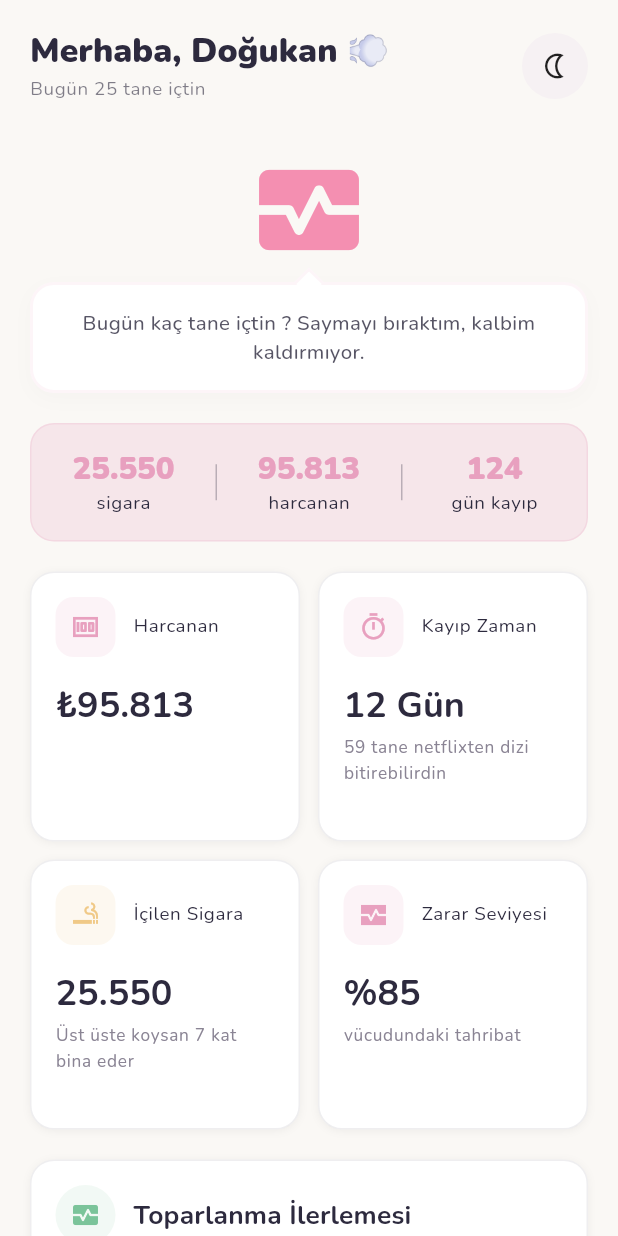
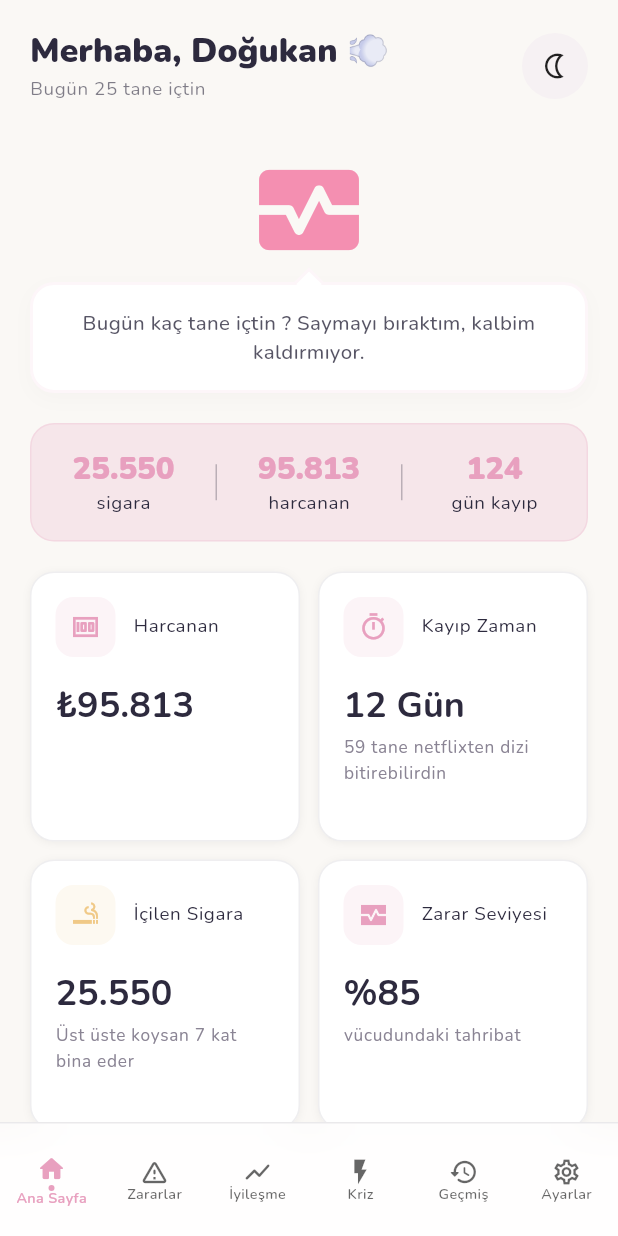
Before and after one commit to dogualagoz/luno-quit-smoking-app, a Flutter app: the screen it shows after launch, on a phone screen of 412 x 824 dp. Run offline on Flutter 3.47's test engine with Material 3 defaults, Android fonts, the phone set to English and light mode, and no system bars; our stand-ins replace go_router, google_fonts.

Commit message:
feat(ui): implement bottom navigation shell and finalize dashboard ui - implemented 6-tab MainShell with blur effect and dot indicators - added RecoveryProgress and QuoteCard to dashboard - updated routing with StatefulShellRoute for state persistence - optimized MainScreen layout and fixed UI overflow issues

```diff
--- a/lib/core/router/app_router.dart
+++ b/lib/core/router/app_router.dart
@@ -1,35 +1,93 @@
 import 'package:flutter/material.dart';
 import 'package:go_router/go_router.dart';
 import 'package:luno_quit_smoking_app/features/main/presentation/main_screen.dart';
+import 'package:luno_quit_smoking_app/core/widgets/main_shell.dart';
 
 class AppRouter {
   // Sayfa isimleriin (adreslerini tanımlıyoruz)
 
   // Ana sayfanın adresi
   static const String root = '/';
-
+  static const String damage = '/damage';
+  static const String recovery = '/recovery';
+  static const String crisis = '/crisis';
+  static const String history = '/history';
   static const String settings = '/settings';
 
   // router ayarlarını yapıyoruz
   static final router = GoRouter(
-
     // uygulama ilk açıldığında hangi adrese gidecek ?
     initialLocation: root, //
     routes: [
       // Ana sayfa tanımı
-      GoRoute(
-        path: root,
-        builder: (context, state) => const MainScreen()
-        )
-      ,
-
-      // Ayarlar sayfası
-      GoRoute(
-        path: settings,
-        builder: (context, state) => const Scaffold(
-          body: Center(child: Text('Settings'))
-        )
-      )
-    ]
+      StatefulShellRoute.indexedStack(
+        builder: (context, state, navigationShell) {
+          return MainShell(navigationShell: navigationShell);
+        },
+        branches: [
+          StatefulShellBranch(
+            routes: [
+              GoRoute(
+                path: root,
+                builder: (context, state) => const MainScreen(),
+              ),
+            ],
+          ),
+          StatefulShellBranch(
+            routes: [
+              GoRoute(
+                path: root,
+                builder: (context, state) =>
+                    const _PlaceholderScreen(title: "Zararlar"),
+              ),
+            ],
+          ),
+          StatefulShellBranch(
+            routes: [
+              GoRoute(
+                path: root,
+                builder: (context, state) =>
+                    const _PlaceholderScreen(title: "İyileşme"),
+              ),
+            ],
+          ),
+          StatefulShellBranch(
+            routes: [
+              GoRoute(
+                path: root,
+                builder: (context, state) =>
+                    const _PlaceholderScreen(title: "Kriz"),
+              ),
+            ],
+          ),
+          StatefulShellBranch(
+            routes: [
+              GoRoute(
+                path: root,
+                builder: (context, state) =>
+                    const _PlaceholderScreen(title: "Geçmiş"),
+              ),
+            ],
+          ),
+          StatefulShellBranch(
+            routes: [
+              GoRoute(
+                path: settings,
+                builder: (context, state) =>
+                    const _PlaceholderScreen(title: "Ayarlar"),
+              ),
+            ],
+          ),
+        ],
+      ),
+    ],
   );
 }
+
+class _PlaceholderScreen extends StatelessWidget {
+  final String title;
+  const _PlaceholderScreen({required this.title});
+  @override
+  Widget build(BuildContext context) =>
+      Scaffold(body: Center(child: Text(title)));
+}
--- /dev/null
+++ b/lib/core/widgets/main_shell.dart
@@ -0,0 +1,122 @@
+// lib/core/widgets/main_shell.dart
+import 'dart:ui';
+import 'package:flutter/material.dart';
+import 'package:go_router/go_router.dart';
+import 'package:luno_quit_smoking_app/core/theme/app_text_styles.dart';
+
+class MainShell extends StatelessWidget {
+  final StatefulNavigationShell navigationShell;
+  const MainShell({super.key, required this.navigationShell});
+
+  @override
+  Widget build(BuildContext context) {
+    final theme = Theme.of(context);
+    final colorScheme = theme.colorScheme;
+    final bottomPadding = MediaQuery.of(context).padding.bottom;
+
+    return Scaffold(
+      body: navigationShell,
+      extendBody: true,
+      bottomNavigationBar: Container(
+        // Yüksekliği güvenli bir sınıra (64px + alt pay) çekiyoruz
+        height: 64 + (bottomPadding > 0 ? bottomPadding * 0.5 : 12),
+        decoration: BoxDecoration(
+          color: colorScheme.surface.withValues(alpha: 0.92),
+          border: Border(
+            top: BorderSide(
+              color: colorScheme.outline.withValues(alpha: 0.1),
+              width: 1,
+            ),
+          ),
+        ),
+        child: ClipRect(
+          child: BackdropFilter(
+            filter: ImageFilter.blur(sigmaX: 15, sigmaY: 15),
+            child: Theme(
+              data: theme.copyWith(
+                splashColor: Colors.transparent,
+                highlightColor: Colors.transparent,
+              ),
+              child: BottomNavigationBar(
+                currentIndex: navigationShell.currentIndex,
+                onTap: (index) => navigationShell.goBranch(index),
+                type: BottomNavigationBarType.fixed,
+                backgroundColor: Colors.transparent,
+                elevation: 0,
+                iconSize: 20,
+                selectedItemColor: colorScheme.primary,
+                unselectedItemColor: theme.hintColor,
+                selectedLabelStyle: AppTextStyles.navLabel.copyWith(
+                  fontSize: 9.6,
+                  height: 1.0, // Yazının dikeyde yer kaplamasını önlüyoruz
+                ),
+                unselectedLabelStyle: AppTextStyles.navLabel.copyWith(
+                  fontSize: 9.6,
+                  height: 1.0,
+                ),
+                items: [
+                  _buildNavItem(
+                    Icons.home_outlined,
+                    Icons.home_rounded,
+                    "Ana Sayfa",
+                  ),
+                  _buildNavItem(
+                    Icons.warning_amber_rounded,
+                    Icons.warning_rounded,
+                    "Zararlar",
+                  ),
+                  _buildNavItem(
+                    Icons.show_chart_rounded,
+                    Icons.insert_chart_rounded,
+                    "İyileşme",
+                  ),
+                  _buildNavItem(
+                    Icons.flash_on_outlined,
+                    Icons.flash_on_rounded,
+                    "Kriz",
+                  ),
+                  _buildNavItem(
+                    Icons.history_rounded,
+                    Icons.history_toggle_off_rounded,
+                    "Geçmiş",
+                  ),
+                  _buildNavItem(
+                    Icons.settings_outlined,
+                    Icons.settings_rounded,
+                    "Ayarlar",
+                  ),
+                ],
+              ),
+            ),
+          ),
+        ),
+      ),
+    );
+  }
+
+  BottomNavigationBarItem _buildNavItem(
+    IconData icon,
+    IconData activeIcon,
+    String label,
+  ) {
+    return BottomNavigationBarItem(
+      icon: Icon(icon),
+      activeIcon: Column(
+        mainAxisSize: MainAxisSize.min,
+        children: [
+          Icon(activeIcon),
+          const SizedBox(height: 1),
+          Container(
+            width: 4,
+            height: 4,
+            decoration: const BoxDecoration(
+              color: Color(0xFFE8A0BF),
+              shape: BoxShape.circle,
+            ),
+          ),
+        ],
+      ),
+      label: label,
+    );
+  }
+}
--- a/lib/core/widgets/quote_card.dart
+++ b/lib/core/widgets/quote_card.dart
@@ -15,7 +15,7 @@ class QuoteCard extends StatelessWidget {
     final textTheme = theme.textTheme;
 
     return LunoCard(
-      color: colorScheme.primary.withOpacity(0.08), // Hafif pembe/vurgu rengi
+      color: colorScheme.primary.withValues(alpha: 0.08),
       padding: AppSpacing.cardPadding,
       child: Column(
         crossAxisAlignment: CrossAxisAlignment.start,
@@ -24,7 +24,7 @@ class QuoteCard extends StatelessWidget {
             '"$quote"',
             style: textTheme.bodyMedium?.copyWith(
               fontStyle: FontStyle.italic,
-              color: colorScheme.onSurface.withOpacity(0.8),
+              color: colorScheme.onSurface.withValues(alpha: 0.8),
               height: 1.5,
             ),
           ),
@@ -32,7 +32,7 @@ class QuoteCard extends StatelessWidget {
           Text(
             "— $author",
             style: textTheme.labelSmall?.copyWith(
-              color: colorScheme.onSurface.withOpacity(0.5),
+              color: colorScheme.onSurface.withValues(alpha: 0.5),
               fontWeight: FontWeight.w600,
             ),
           ),
--- a/lib/core/widgets/recovery_progress.dart
+++ b/lib/core/widgets/recovery_progress.dart
@@ -36,7 +36,7 @@ class RecoveryProgress extends StatelessWidget {
               Container(
                 padding: AppSpacing.iconPadding,
                 decoration: BoxDecoration(
-                  color: colors.first.withOpacity(0.15),
+                  color: colors.first.withValues(alpha: 0.15),
                   shape: BoxShape.circle,
                 ),
                 child: Icon(
@@ -56,7 +56,7 @@ class RecoveryProgress extends StatelessWidget {
                 height: 12,
                 width: double.infinity,
                 decoration: BoxDecoration(
-                  color: colorScheme.secondary.withOpacity(0.3),
+                  color: colorScheme.secondary.withValues(alpha: 0.3),
                   borderRadius: AppRadius.progressBar,
                 ),
               ),
--- a/lib/core/widgets/speech_bubble.dart
+++ b/lib/core/widgets/speech_bubble.dart
@@ -22,12 +22,12 @@ class SpeechBubble extends StatelessWidget {
               color: colorScheme.surface,
               borderRadius: AppRadius.mascotBubble,
               border: Border.all(
-                color: colorScheme.primary.withOpacity(0.1),
+                color: colorScheme.primary.withValues(alpha: 0.1),
                 width: 2,
               ),
               boxShadow: [
                 BoxShadow(
-                  color: Colors.black.withOpacity(0.02),
+                  color: Colors.black.withValues(alpha: 0.02),
                   blurRadius: 10,
                   offset: const Offset(0, 4),
                 ),
@@ -37,7 +37,7 @@ class SpeechBubble extends StatelessWidget {
               text,
               textAlign: TextAlign.center,
               style: theme.textTheme.bodyMedium?.copyWith(
-                color: colorScheme.onSurface.withOpacity(0.8),
+                color: colorScheme.onSurface.withValues(alpha: 0.8),
                 fontWeight: FontWeight.w500,
               ),
             ),
@@ -55,11 +55,11 @@ class SpeechBubble extends StatelessWidget {
                   color: colorScheme.surface,
                   border: Border(
                     left: BorderSide(
-                      color: colorScheme.primary.withOpacity(0.1),
+                      color: colorScheme.primary.withValues(alpha: 0.1),
                       width: 2,
                     ),
                     top: BorderSide(
-                      color: colorScheme.primary.withOpacity(0.1),
+                      color: colorScheme.primary.withValues(alpha: 0.1),
                       width: 2,
                     ),
                   ),
--- a/lib/core/widgets/stat_card.dart
+++ b/lib/core/widgets/stat_card.dart
@@ -35,7 +35,9 @@ class StatCard extends StatelessWidget {
               Container(
                 padding: AppSpacing.iconPadding, // 10px (tema.md)
                 decoration: BoxDecoration(
-                  color: (iconColor ?? colorScheme.primary).withOpacity(0.12),
+                  color: (iconColor ?? colorScheme.primary).withValues(
+                    alpha: 0.12,
+                  ),
                   borderRadius: AppRadius.iconContainer, // 12px (tema.md)
                 ),
                 child: Icon(
--- a/lib/core/widgets/stat_grid.dart
+++ b/lib/core/widgets/stat_grid.dart
@@ -21,7 +21,7 @@ class StatGrid extends StatelessWidget {
   Widget build(BuildContext context) {
     final theme = Theme.of(context);
     final colorScheme = theme.colorScheme;
-    final textTheme = theme.textTheme;
+
     // GridView'un Sütun içinde düzgün çalışması için ShrinkWrap: true
     // ve physics: NeverScrollableScrollPhysics kullanıyoruz.
 
--- a/lib/features/main/presentation/widgets/main_header.dart
+++ b/lib/features/main/presentation/widgets/main_header.dart
@@ -33,7 +33,7 @@ class MainHeader extends StatelessWidget {
               subText,
               style: textTheme.bodySmall?.copyWith(
                 fontSize: 12.5,
-                color: theme.colorScheme.onSurface.withOpacity(0.6),
+                color: theme.colorScheme.onSurface.withValues(alpha: 0.6),
               ),
             ),
           ],
@@ -44,7 +44,7 @@ class MainHeader extends StatelessWidget {
           width: 44,
           height: 44,
           decoration: BoxDecoration(
-            color: theme.colorScheme.secondary.withOpacity(0.4),
+            color: theme.colorScheme.secondary.withValues(alpha: 0.4),
             shape: BoxShape.circle,
           ),
           child: const Icon(Icons.nightlight_outlined, size: 20),
--- a/lib/features/main/presentation/widgets/summary_bar.dart
+++ b/lib/features/main/presentation/widgets/summary_bar.dart
@@ -20,9 +20,12 @@ class SummaryBar extends StatelessWidget {
     final textTheme = theme.textTheme;
 
     return LunoCard(
-      color: colorScheme.primary.withOpacity(0.2),
+      color: colorScheme.primary.withValues(alpha: 0.2),
       shadow: const [],
-      border: Border.all(color: colorScheme.primary.withOpacity(0.2), width: 1),
+      border: Border.all(
+        color: colorScheme.primary.withValues(alpha: 0.2),
+        width: 1,
+      ),
       padding: const EdgeInsets.symmetric(vertical: 16),
       child: Row(
         mainAxisAlignment: MainAxisAlignment.spaceEvenly,
@@ -58,7 +61,7 @@ Widget _divider(ColorScheme colorScheme) {
   return Container(
     width: 1,
     height: 24,
-    color: colorScheme.outline.withOpacity(0.3),
+    color: colorScheme.outline.withValues(alpha: 0.3),
   );
 }
 
```
Also changed, not shown: 2 other files.
